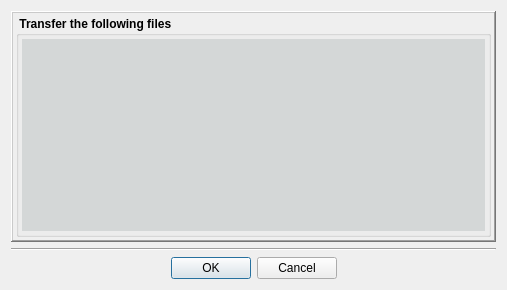
The window that Homer/forms/Dialogs/FileTransferAckDialog.ui (Homer-Conferencing/Homer-Conferencing) describes before a commit, drawn with Qt 5.
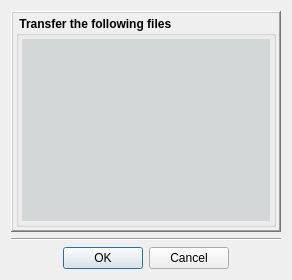
The same window after the commit. Icons and pictures are not drawn.

Diff of the .ui file:
```diff
--- a/Homer/forms/Dialogs/FileTransferAckDialog.ui
+++ b/Homer/forms/Dialogs/FileTransferAckDialog.ui
@@ -6,8 +6,8 @@
    <rect>
     <x>0</x>
     <y>0</y>
-    <width>507</width>
-    <height>290</height>
+    <width>292</width>
+    <height>280</height>
    </rect>
   </property>
   <property name="windowTitle">
```
